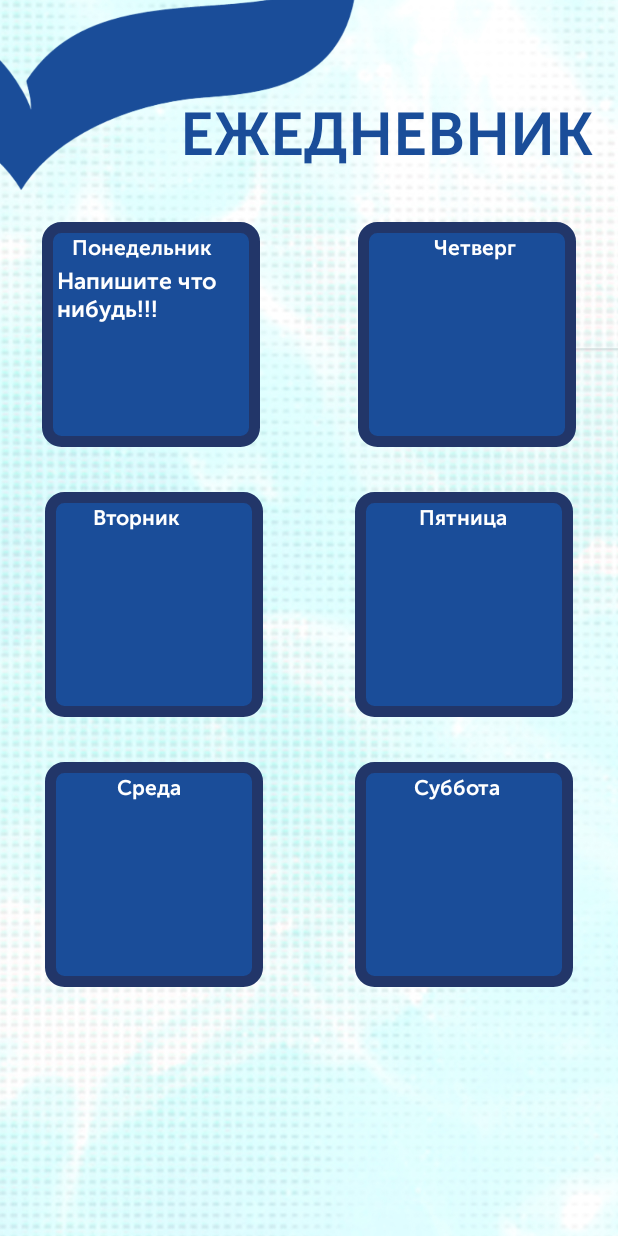
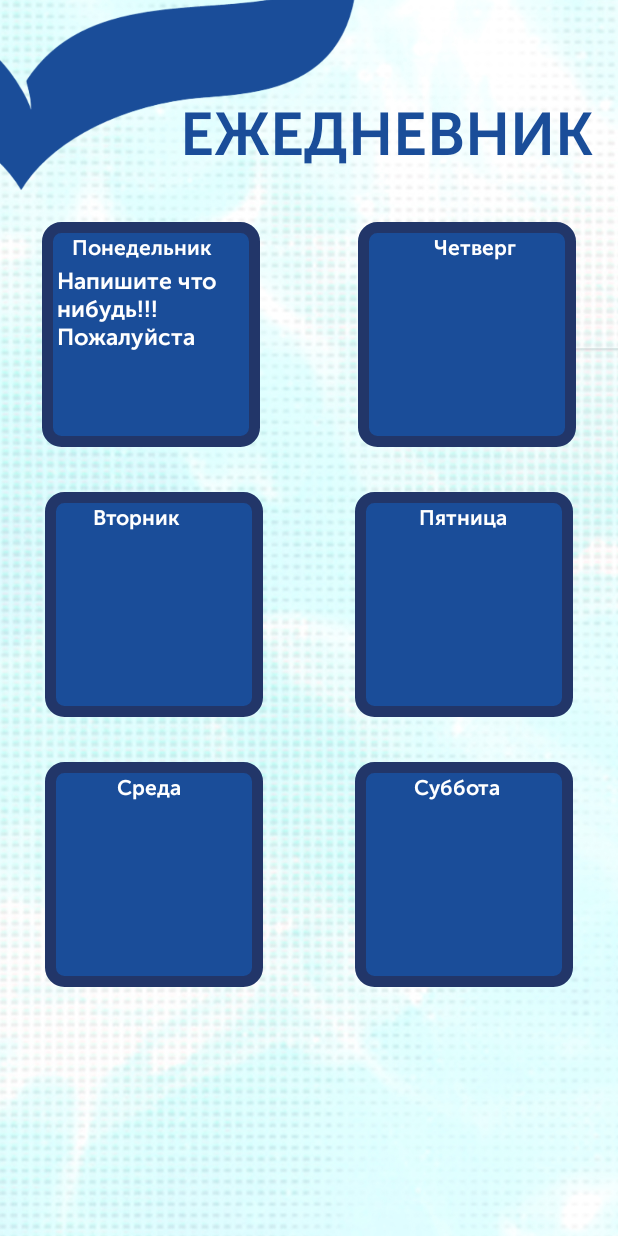
Before and after one commit to huh150/ASUapp, an Android app: the fragment diaryPrilagushaFragment shown on its own in the app's theme, on a phone screen of 412 x 824 dp. Run offline under Robolectric (Android 15) with nearby library versions, the phone set to English and light mode, and no system bars.

Commit message:
RuPo1ack

```diff
--- a/app/src/main/java/com/example/asuapp001/ui/diaryPrilagusha/diaryPrilagushaFragment.kt
+++ b/app/src/main/java/com/example/asuapp001/ui/diaryPrilagusha/diaryPrilagushaFragment.kt
@@ -48,7 +48,7 @@ class diaryPrilagushaFragment : Fragment() {
 
         EditTextM = binding.editTextMonday // тут для можно сказать пример как присвоеить idшник
         EditTextM.setText("0") // это тип я хотел иницилизацию типа сделать
-        EditTextM.setText(Pref?.getString("EditTextM", "Напишите что нибудь!!!")!!.toString()) // здесь впихиватся значения из нашей таблицы в которой мы сохроняем вонючий текст первое значение в методе это ключ потом поймешь зачем а второе это значение по умолчанию
+        EditTextM.setText(Pref?.getString("EditTextM", "Напишите что нибудь!!!Пожалуйста")!!.toString()) // здесь впихиватся значения из нашей таблицы в которой мы сохроняем вонючий текст первое значение в методе это ключ потом поймешь зачем а второе это значение по умолчанию
 
         EditTextT = binding.editTextTuesday
         EditTextT.setText("0")
--- a/app/src/main/res/values/strings.xml
+++ b/app/src/main/res/values/strings.xml
@@ -8,6 +8,6 @@
     <string name="action_settings">Settings</string>
 
     <string name="menu_home">Home</string>
-    <string name="menu_gallery">Gallery</string>
+    <string name="menu_gallery">Расписание</string>
     <string name="menu_dailyPlanner">Ежедневник</string>
 </resources>
```
